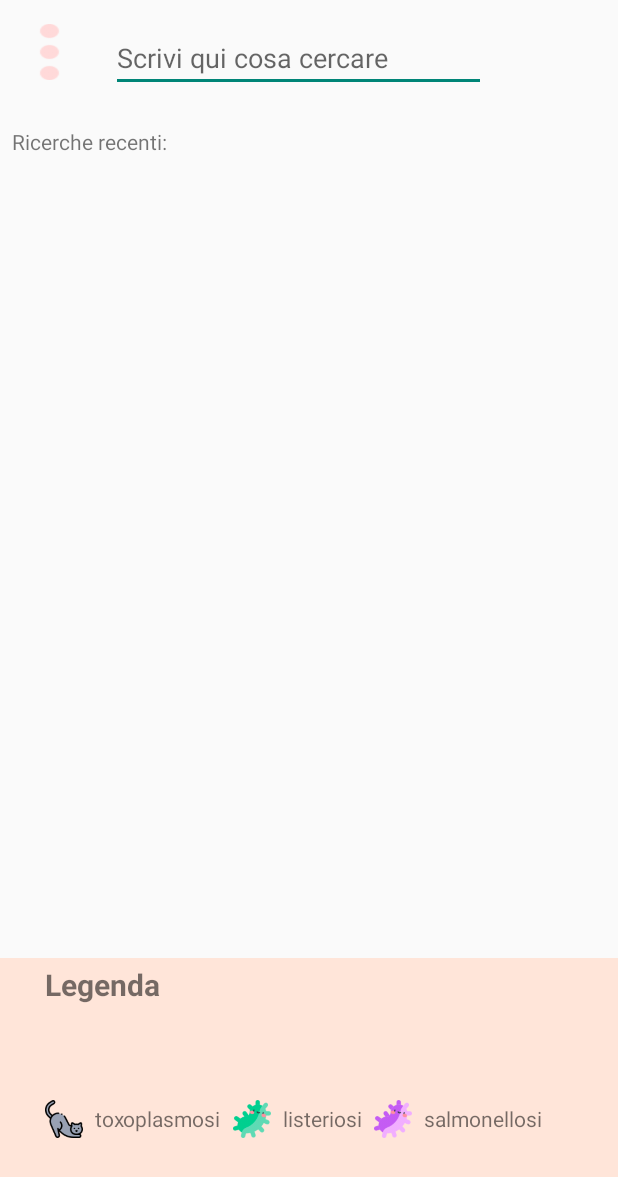
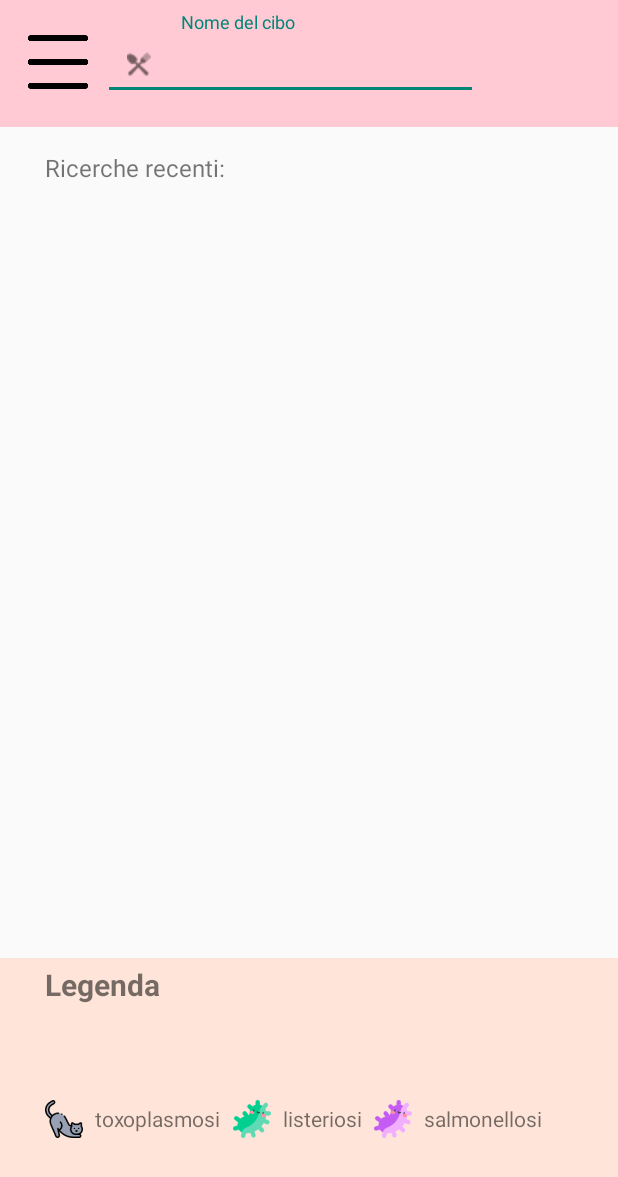
Before and after one commit to syrenne72/CosaEvitareInGravidanza, an Android app: the SearchActivity screen opened directly, with no data from a screen before it, on a phone screen of 412 x 824 dp. Shown: the top 1177 px of the screen. Run offline under Robolectric (Android 15) with nearby library versions, the phone set to English and light mode, and no system bars.

Commit message:
New edittext style

```diff
--- a/app/build.gradle
+++ b/app/build.gradle
@@ -33,6 +33,7 @@ dependencies {
     implementation 'androidx.appcompat:appcompat:1.3.0'
     implementation 'com.google.android.material:material:1.3.0'
     implementation 'androidx.constraintlayout:constraintlayout:2.0.4'
+    implementation 'com.google.android.material:material:1.5.0-alpha02'
     testImplementation 'junit:junit:4.+'
     androidTestImplementation 'androidx.test.ext:junit:1.1.2'
     androidTestImplementation 'androidx.test.espresso:espresso-core:3.3.0'
--- a/app/src/main/java/it/santarpia/cosaevitareingravidanza/SearchActivity.java
+++ b/app/src/main/java/it/santarpia/cosaevitareingravidanza/SearchActivity.java
@@ -24,6 +24,8 @@ import android.widget.LinearLayout;
 import android.widget.ListView;
 import android.widget.TextView;
 
+import com.google.android.material.textfield.TextInputEditText;
+
 public class SearchActivity extends AppCompatActivity {
     final int sdk = android.os.Build.VERSION.SDK_INT;
 
@@ -32,7 +34,7 @@ public class SearchActivity extends AppCompatActivity {
     private int toxo;
 
     private ListView lvHistory;
-    private EditText etFoodName;
+    private TextInputEditText etFoodName;
     private TextView tvSearchTitle;
     private CursorAdapter adapter;
 
--- a/app/src/main/res/layout/activity_search.xml
+++ b/app/src/main/res/layout/activity_search.xml
@@ -18,16 +18,28 @@
         app:layout_constraintStart_toStartOf="parent"
         app:layout_constraintTop_toBottomOf="@+id/lvHistory" />
 
+    <ImageView
+        android:id="@+id/ivMenuBackground"
+        android:layout_width="0dp"
+        android:layout_height="0dp"
+        android:background="@android:drawable/bottom_bar"
+        android:backgroundTint="@color/primaryColor"
+        app:layout_constraintBottom_toTopOf="@+id/guideline3"
+        app:layout_constraintEnd_toEndOf="parent"
+        app:layout_constraintStart_toStartOf="parent"
+        app:layout_constraintTop_toTopOf="parent" />
+
     <ImageButton
         android:id="@+id/imageButton"
-        android:layout_width="50sp"
+        android:layout_width="40sp"
         android:layout_height="0sp"
         android:layout_marginStart="8dp"
-        android:layout_marginBottom="8dp"
+        android:layout_marginTop="8dp"
         android:background="@drawable/list"
-        app:layout_constraintBottom_toBottomOf="@+id/etFoodName"
+        app:layout_constraintBottom_toBottomOf="@+id/tlFoodName"
+        app:layout_constraintEnd_toStartOf="@+id/guideline2"
         app:layout_constraintStart_toStartOf="parent"
-        app:layout_constraintTop_toTopOf="@+id/etFoodName"
+        app:layout_constraintTop_toTopOf="@+id/tlFoodName"
         tools:ignore="SpeakableTextPresentCheck" />
 
     <androidx.constraintlayout.widget.Guideline
@@ -42,45 +54,65 @@
         android:layout_width="wrap_content"
         android:layout_height="wrap_content"
         android:orientation="horizontal"
-        app:layout_constraintGuide_begin="69dp" />
+        app:layout_constraintGuide_begin="85dp" />
 
-    <EditText
-        android:id="@+id/etFoodName"
+<!--    <EditText-->
+<!--        android:id="@+id/etFoodName"-->
+<!--        android:layout_width="250sp"-->
+<!--        android:layout_height="wrap_content"-->
+<!--        android:layout_marginStart="16dp"-->
+<!--        android:layout_marginTop="8dp"-->
+<!--        android:ems="10"-->
+<!--        android:hint="Scrivi qui cosa cercare"-->
+<!--        android:inputType="textPersonName"-->
+<!--        app:layout_constraintBottom_toTopOf="@+id/guideline3"-->
+<!--        app:layout_constraintStart_toEndOf="@+id/imageButton"-->
+<!--        app:layout_constraintTop_toTopOf="parent"-->
+<!--        android:visibility="gone"/>-->
+
+    <com.google.android.material.textfield.TextInputLayout
         android:layout_width="250sp"
         android:layout_height="wrap_content"
-        android:layout_marginStart="16dp"
+        android:id="@+id/tlFoodName"
         android:layout_marginTop="8dp"
-        android:ems="10"
-        android:hint="Scrivi qui cosa cercare"
-        android:inputType="textPersonName"
-        app:layout_constraintBottom_toTopOf="@+id/guideline3"
-        app:layout_constraintStart_toEndOf="@+id/imageButton"
-        app:layout_constraintTop_toTopOf="parent" />
+        android:hint="Nome del cibo"
+        app:layout_constraintStart_toStartOf="@+id/guideline2"
+        app:layout_constraintTop_toTopOf="parent"
+        app:startIconContentDescription=""
+        app:startIconDrawable="@drawable/cutlery">
 
-    <ImageButton
-        android:id="@+id/imageView"
-        android:layout_width="wrap_content"
-        android:layout_height="wrap_content"
-        android:layout_marginStart="8dp"
-        android:layout_marginTop="8dp"
-        android:background="@drawable/btn_transparent_complete"
-        android:onClick="onSearch"
-        android:src="@drawable/search"
-        android:visibility="gone"
-        app:layout_constraintBottom_toTopOf="@+id/guideline3"
-        app:layout_constraintEnd_toEndOf="parent"
-        app:layout_constraintStart_toEndOf="@+id/etFoodName"
-        app:layout_constraintTop_toTopOf="parent"
-        tools:ignore="SpeakableTextPresentCheck" />
+        <com.google.android.material.textfield.TextInputEditText
+            android:id="@+id/etFoodName"
+            android:layout_width="match_parent"
+            android:layout_height="wrap_content"
+            android:textSize="20sp" />
+
+    </com.google.android.material.textfield.TextInputLayout>
+
+<!--    <ImageButton-->
+<!--        android:id="@+id/imageView"-->
+<!--        android:layout_width="wrap_content"-->
+<!--        android:layout_height="wrap_content"-->
+<!--        android:layout_marginStart="8dp"-->
+<!--        android:layout_marginTop="8dp"-->
+<!--        android:background="@drawable/btn_transparent_complete"-->
+<!--        android:onClick="onSearch"-->
+<!--        android:src="@drawable/search"-->
+<!--        android:visibility="gone"-->
+<!--        app:layout_constraintBottom_toTopOf="@+id/guideline3"-->
+<!--        app:layout_constraintEnd_toEndOf="parent"-->
+<!--        app:layout_constraintStart_toEndOf="@+id/etFoodName"-->
+<!--        app:layout_constraintTop_toTopOf="parent"-->
+<!--        tools:ignore="SpeakableTextPresentCheck" />-->
 
     <TextView
         android:id="@+id/tvSearchTitle"
         android:layout_width="wrap_content"
         android:layout_height="wrap_content"
-        android:layout_marginStart="8dp"
         android:layout_marginTop="16dp"
         android:text="Ricerche recenti:"
-        app:layout_constraintStart_toStartOf="parent"
+        android:textSize="16sp"
+        app:layout_constraintStart_toStartOf="@+id/guideline4"
         app:layout_constraintTop_toTopOf="@+id/guideline3" />
 
     <ListView
--- a/app/src/main/res/layout/list_item.xml
+++ b/app/src/main/res/layout/list_item.xml
@@ -6,11 +6,11 @@
     android:orientation="horizontal">
 
     <TextView
-        android:layout_width="wrap_content"
+        android:layout_width="150sp"
         android:layout_height="wrap_content"
         android:id="@+id/tvFoodName"
         android:layout_gravity="center"
-        android:text="Pesce spada s"
+        android:text="Pesce spada affumicato"
         android:textSize="20sp"/>
 
     <ImageView
```
Also changed, not shown: app/src/main/res/drawable-v24/cutlery.png (added), app/src/main/res/drawable/list.png.
